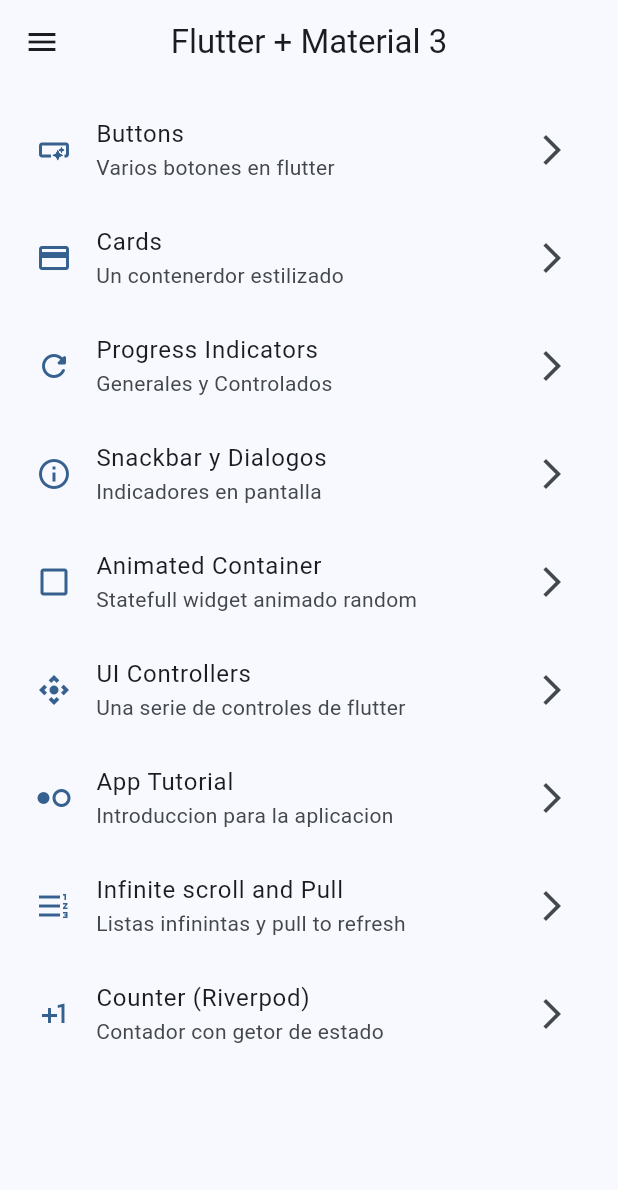
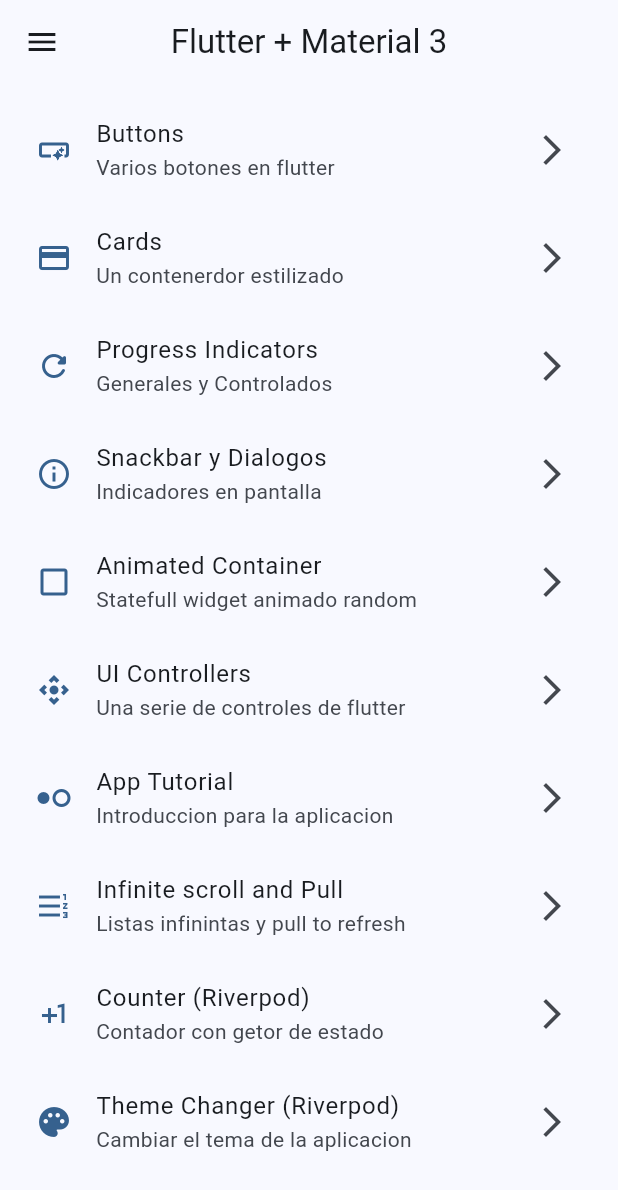
Before and after one commit to JhustynC/widgets_app, a Flutter app: the screen it shows after launch, on a phone screen of 412 x 824 dp. Shown: the top 1190 px of the screen. Run offline on Flutter 3.47's test engine with Material 2 defaults, Android fonts, the phone set to English and light mode, and no system bars; our stand-ins replace animate_do, flutter_riverpod, go_router.

Commit message:
Cambio de tema con Riverpod basico

```diff
--- a/lib/config/menu/menu_items.dart
+++ b/lib/config/menu/menu_items.dart
@@ -67,5 +67,11 @@ class MenuItem {
       link: '/counter',
       icon: Icons.plus_one,
     ),
+    MenuItem(
+      title: 'Theme Changer (Riverpod)',
+      subTitle: 'Cambiar el tema de la aplicacion',
+      link: '/theme-changer',
+      icon: Icons.palette,
+    ),
   ];
 }
--- a/lib/config/router/app_router.dart
+++ b/lib/config/router/app_router.dart
@@ -1,5 +1,5 @@
 import 'package:go_router/go_router.dart';
-import 'package:widgets_app/presentation/screens/counter/counter_screen.dart';
+
 import 'package:widgets_app/presentation/screens/screens.dart';
 
 // GoRouter configuration
@@ -56,5 +56,10 @@ final appRouter = GoRouter(
       path: '/counter',
       builder: (context, state) => const CounterScreen(),
     ),
+    GoRoute(
+      name: ThemeChangerScreen.name,
+      path: '/theme-changer',
+      builder: (context, state) => const ThemeChangerScreen(),
+    ),
   ],
 );
--- a/lib/config/theme/app_theme.dart
+++ b/lib/config/theme/app_theme.dart
@@ -7,6 +7,7 @@ const colorList = <Color>[
   Colors.green,
   Colors.orange,
   Colors.pink,
+  Colors.teal,
   Color.fromARGB(255, 85, 11, 27)
 ];
 
--- a/lib/main.dart
+++ b/lib/main.dart
@@ -17,13 +17,14 @@ class MainApp extends ConsumerWidget {
 
   @override
   Widget build(BuildContext context, WidgetRef ref) {
-    final darkMode = ref.watch(isDarkMode);
+    final darkMode = ref.watch(isDarkModeProvider);
+    final indexColor = ref.watch(indexColorProvider);
 
     return MaterialApp.router(
       title: 'Flutter Widgets',
       routerConfig: appRouter,
       debugShowCheckedModeBanner: false,
-      theme: AppTheme(selectedColor: 0, darkMode: darkMode).getTheme(),
+      theme: AppTheme(selectedColor: indexColor, darkMode: darkMode).getTheme(),
     );
   }
 }
--- a/lib/presentation/providers/theme_provider.dart
+++ b/lib/presentation/providers/theme_provider.dart
@@ -1,3 +1,11 @@
 import 'package:flutter_riverpod/flutter_riverpod.dart';
+import 'package:widgets_app/config/theme/app_theme.dart';
 
-final StateProvider<bool> isDarkMode = StateProvider((ref) => false);
+//Un simple boleano
+final StateProvider<bool> isDarkModeProvider = StateProvider((ref) => false);
+
+//listado de colores inmutable
+final colorListProvider = Provider((ref) => colorList);
+
+//Un simple entero
+final StateProvider<int> indexColorProvider = StateProvider((ref) => 0);
--- a/lib/presentation/screens/counter/counter_screen.dart
+++ b/lib/presentation/screens/counter/counter_screen.dart
@@ -12,7 +12,7 @@ class CounterScreen extends ConsumerWidget {
   Widget build(BuildContext context, WidgetRef ref) {
     //final tittleStyle = Theme.of(context).textTheme.titleLarge;
     final int cont = ref.watch(counterProvider);
-    final bool darkMode = ref.watch(isDarkMode);
+    final bool darkMode = ref.watch(isDarkModeProvider);
 
     return Scaffold(
       appBar: AppBar(
@@ -20,7 +20,7 @@ class CounterScreen extends ConsumerWidget {
         actions: [
           IconButton(
             onPressed: () {
-              ref.read(isDarkMode.notifier).update((state) => !state);
+              ref.read(isDarkModeProvider.notifier).update((state) => !state);
             },
             icon: darkMode
                 ? const Icon(Icons.wb_sunny_outlined)
--- a/lib/presentation/screens/home/home_screen.dart
+++ b/lib/presentation/screens/home/home_screen.dart
@@ -44,11 +44,11 @@ class _HomeView extends StatelessWidget {
 }
 
 class _CustomListTile extends StatelessWidget {
+  final MenuItem menuItem;
+
   const _CustomListTile({
     required this.menuItem,
   });
-
-  final MenuItem menuItem;
 
   @override
   Widget build(BuildContext context) {
--- a/lib/presentation/screens/screens.dart
+++ b/lib/presentation/screens/screens.dart
@@ -10,3 +10,4 @@ export 'package:widgets_app/presentation/screens/ui_controls/ui_controls_screen.
 export 'package:widgets_app/presentation/screens/buttons/buttons_screen.dart';
 export 'package:widgets_app/presentation/screens/cards/cards_screen.dart';
 export 'package:widgets_app/presentation/screens/home/home_screen.dart';
+export 'package:widgets_app/presentation/screens/theme_changer/theme_changer_screen.dart';
```
Also changed, not shown: lib/presentation/screens/theme_changer/theme_changer_screen.dart (added, +62 -0 lines).
